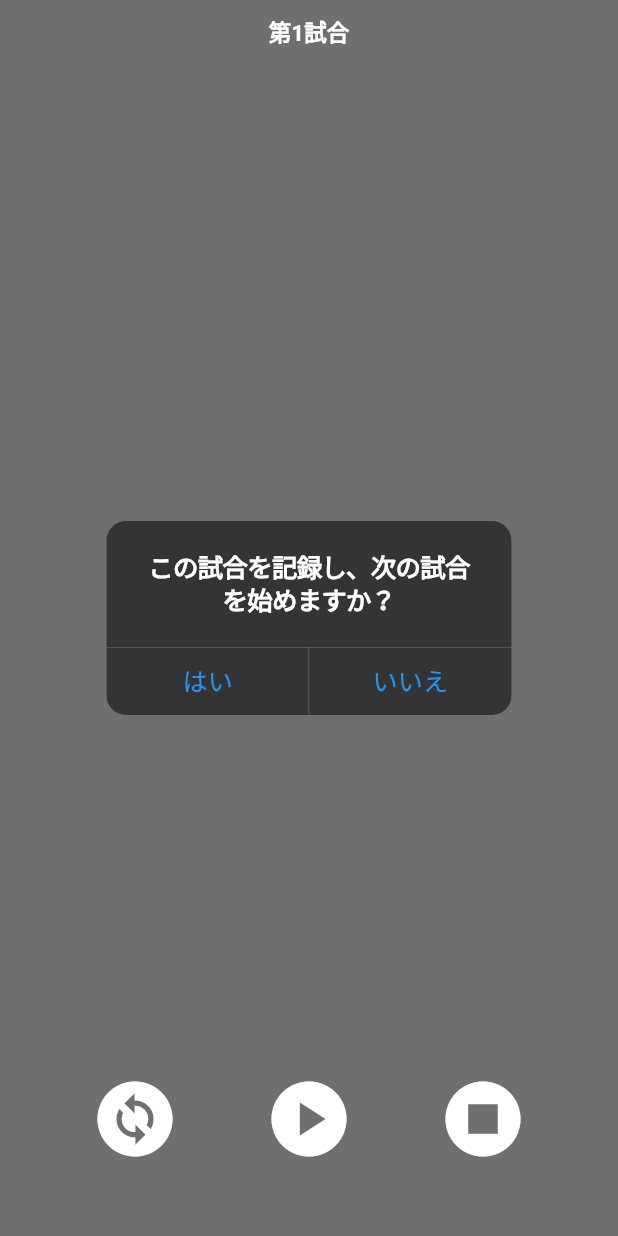
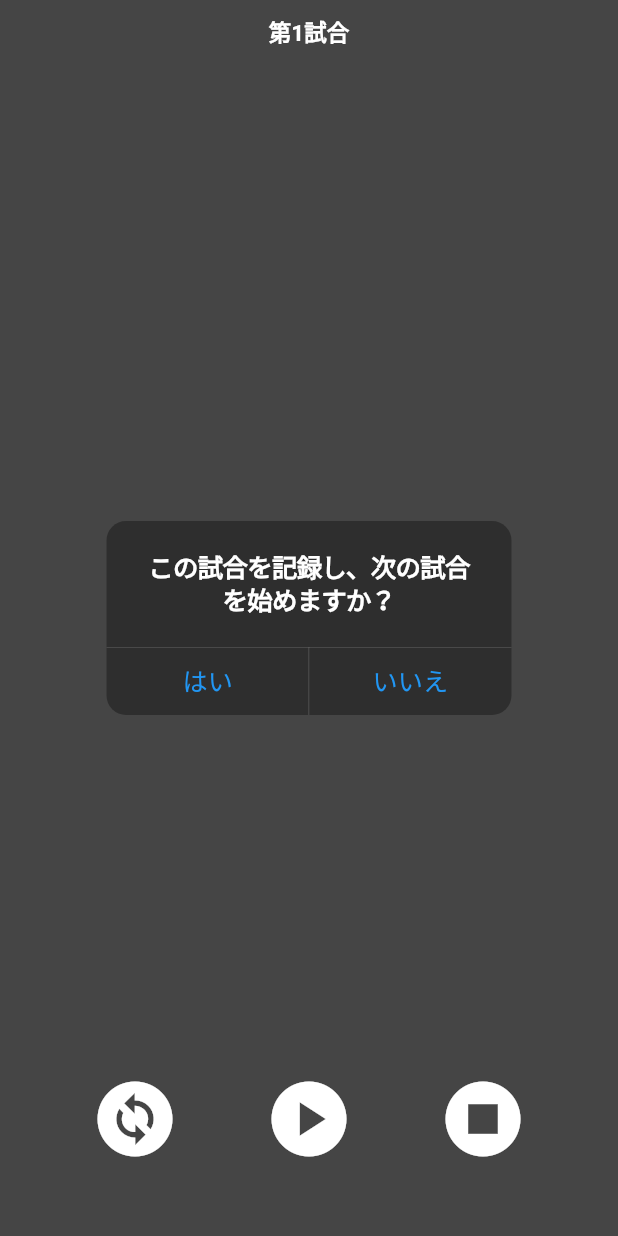
Before and after one commit to xinkent/Matchmake, a Flutter app: the MatchPlayPage widget shown alone on an empty page, opened directly with empty values, item 2 of the bottom bar chosen, on a phone screen of 412 x 824 dp. Run offline on Flutter 3.47's test engine with Material 2 defaults, Android fonts, the phone set to English and light mode, and no system bars; our stand-ins replace flutter_slidable, shared_preferences; accounts and stored records are empty.

Commit message:
change dialog design

```diff
--- a/lib/screens/match_play.dart
+++ b/lib/screens/match_play.dart
@@ -139,21 +139,21 @@ class _MatchPlayPageState extends State<MatchPlayPage> {
               if (existEmptyMember()) {
                 showDialog<void>(
                     context: context,
-                    barrierColor: Colors.white.withOpacity(0.3),
+                    barrierColor: Colors.white.withOpacity(0.1),
                     builder: (_) {
                       return GeneralErrorDialog(message: 'メンバーが選択されていません');
                     });
               } else if (existSameMembers()) {
                 showDialog<void>(
                     context: context,
-                    barrierColor: Colors.white.withOpacity(0.3),
+                    barrierColor: Colors.white.withOpacity(0.1),
                     builder: (_) {
                       return GeneralErrorDialog(message: 'メンバーが重複しています');
                     });
               } else {
                 showDialog<void>(
                   context: context,
-                  barrierColor: Colors.white.withOpacity(0.3),
+                  barrierColor: Colors.white.withOpacity(0.1),
                   builder: (_) {
                     return NextMatchDialog(
                       recordPlayCount: recordPlayCount,
@@ -173,7 +173,7 @@ class _MatchPlayPageState extends State<MatchPlayPage> {
             onPressed: () {
               showDialog<void>(
                 context: context,
-                barrierColor: Colors.white.withOpacity(0.3),
+                barrierColor: Colors.white.withOpacity(0.1),
                 builder: (_) {
                   return MatchFinishDialog(
                     resetPractice: widget.resetPractice,
--- a/lib/screens/match_setting.dart
+++ b/lib/screens/match_setting.dart
@@ -55,7 +55,7 @@ class _MatchSettingPageState extends State<MatchSettingPage> {
             if (_courtCount == null) {
               showDialog<void>(
                   context: context,
-                  barrierColor: Colors.white.withOpacity(0.3),
+                  barrierColor: Colors.white.withOpacity(0.1),
                   builder: (_) {
                     return GeneralErrorDialog(message: "コート数が設定されていません");
                   });
@@ -75,7 +75,7 @@ class _MatchSettingPageState extends State<MatchSettingPage> {
                 // 設定人数が足りない場合
                 showDialog<void>(
                     context: context,
-                    barrierColor: Colors.white.withOpacity(0.3),
+                    barrierColor: Colors.white.withOpacity(0.1),
                     builder: (_) {
                       return GeneralErrorDialog(message: "設定人数が足りません");
                     });
@@ -83,7 +83,7 @@ class _MatchSettingPageState extends State<MatchSettingPage> {
                 // 設定OKの場合
                 showDialog<void>(
                     context: context,
-                    barrierColor: Colors.white.withOpacity(0.3),
+                    barrierColor: Colors.white.withOpacity(0.1),
                     builder: (_) {
                       return MatchSettingNextDialog(
                         joinMembers: joinMembers,
--- a/lib/widgets/match_setting_dialog.dart
+++ b/lib/widgets/match_setting_dialog.dart
@@ -35,7 +35,7 @@ class MatchSettingNextDialog extends StatelessWidget {
         ),
         CupertinoDialogAction(
           child: Text('いいえ'),
-          isDestructiveAction: true,
+          isDestructiveAction: false,
           onPressed: () {
             Navigator.of(context).pop();
           },
```
